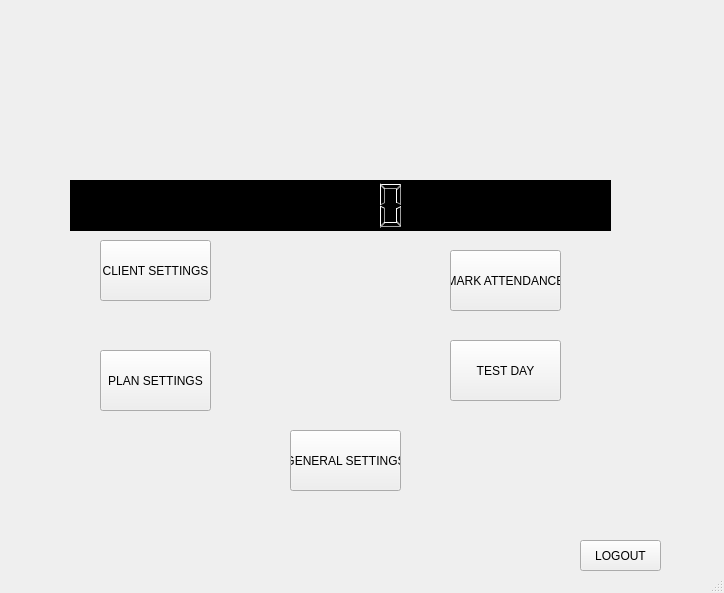
Above: ui/admin.ui from yashu2001/gym-manager before the change. Below: the same form after it.
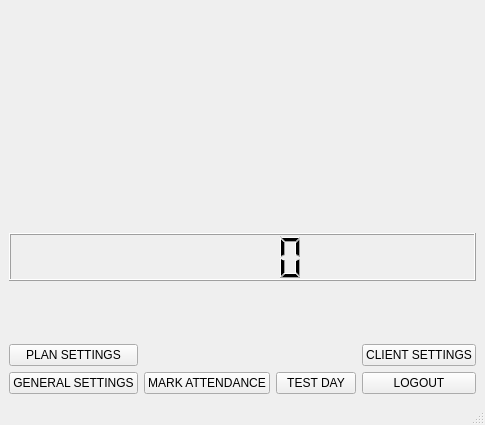
That is the form after the change. Icons and pictures are not drawn.

```diff
--- a/ui/admin.ui
+++ b/ui/admin.ui
@@ -6,113 +6,59 @@
    <rect>
     <x>0</x>
     <y>0</y>
-    <width>724</width>
-    <height>593</height>
+    <width>482</width>
+    <height>425</height>
    </rect>
   </property>
-  <property name="minimumSize">
-   <size>
-    <width>724</width>
-    <height>593</height>
-   </size>
-  </property>
-  <property name="maximumSize">
-   <size>
-    <width>724</width>
-    <height>593</height>
-   </size>
-  </property>
   <property name="windowTitle">
    <string>MainWindow</string>
   </property>
   <widget class="QWidget" name="centralwidget">
-   <widget class="QPushButton" name="pushButton">
-    <property name="geometry">
-     <rect>
-      <x>100</x>
-      <y>240</y>
-      <width>111</width>
-      <height>61</height>
-     </rect>
-    </property>
+   <layout class="QGridLayout" name="gridLayout">
+    <item row="6" column="0">
+     <widget class="QPushButton" name="pushButton_6">
     <property name="text">
-     <string>CLIENT SETTINGS</string>
-    </property>
-   </widget>
-   <widget class="QPushButton" name="pushButton_2">
-    <property name="geometry">
-     <rect>
-      <x>100</x>
-      <y>350</y>
-      <width>111</width>
-      <height>61</height>
-     </rect>
-    </property>
-    <property name="text">
-     <string>PLAN SETTINGS</string>
-    </property>
-   </widget>
+       <string>GENERAL SETTINGS</string>
+      </property>
+     </widget>
+    </item>
+    <item row="6" column="1">
    <widget class="QPushButton" name="pushButton_4">
-    <property name="geometry">
-     <rect>
-      <x>450</x>
-      <y>250</y>
-      <width>111</width>
-      <height>61</height>
-     </rect>
-    </property>
     <property name="text">
      <string>MARK ATTENDANCE</string>
     </property>
    </widget>
+    </item>
+    <item row="6" column="2">
    <widget class="QPushButton" name="pushButton_5">
-    <property name="geometry">
-     <rect>
-      <x>450</x>
-      <y>340</y>
-      <width>111</width>
-      <height>61</height>
-     </rect>
-    </property>
     <property name="text">
      <string>TEST DAY</string>
     </property>
    </widget>
-   <widget class="QPushButton" name="pushButton_6">
-    <property name="geometry">
-     <rect>
-      <x>290</x>
-      <y>430</y>
-      <width>111</width>
-      <height>61</height>
-     </rect>
-    </property>
-    <property name="text">
-     <string>GENERAL SETTINGS</string>
-    </property>
-   </widget>
+    </item>
+    <item row="6" column="3">
    <widget class="QPushButton" name="pushButton_7">
-    <property name="geometry">
-     <rect>
-      <x>580</x>
-      <y>540</y>
-      <width>81</width>
-      <height>31</height>
-     </rect>
-    </property>
     <property name="text">
      <string>LOGOUT</string>
     </property>
    </widget>
+    </item>
+    <item row="2" column="3">
+     <widget class="QPushButton" name="pushButton">
+      <property name="text">
+       <string>CLIENT SETTINGS</string>
+      </property>
+     </widget>
+    </item>
+    <item row="2" column="0">
+     <widget class="QPushButton" name="pushButton_2">
+      <property name="text">
+       <string>PLAN SETTINGS</string>
+      </property>
+     </widget>
+    </item>
+    <item row="0" column="0" colspan="4" alignment="Qt::AlignHCenter|Qt::AlignTop">
    <widget class="QLabel" name="label">
-    <property name="geometry">
-     <rect>
-      <x>100</x>
-      <y>30</y>
-      <width>511</width>
-      <height>131</height>
-     </rect>
-    </property>
     <property name="text">
      <string/>
     </property>
@@ -123,19 +69,24 @@
      <bool>true</bool>
     </property>
    </widget>
+    </item>
+    <item row="1" column="0" colspan="4" alignment="Qt::AlignVCenter">
    <widget class="QLCDNumber" name="lcdNumber">
-    <property name="geometry">
-     <rect>
-      <x>70</x>
-      <y>180</y>
-      <width>541</width>
-      <height>51</height>
-     </rect>
-    </property>
-    <property name="styleSheet">
-     <string notr="true">background-color: rgb(0, 0, 0);</string>
-    </property>
-   </widget>
+      <property name="minimumSize">
+       <size>
+        <width>464</width>
+        <height>48</height>
+       </size>
+      </property>
+      <property name="maximumSize">
+       <size>
+        <width>16777215</width>
+        <height>106</height>
+       </size>
+      </property>
+     </widget>
+    </item>
+   </layout>
   </widget>
   <widget class="QStatusBar" name="statusbar"/>
  </widget>
```
Left out of the diff: 2 changed lines with no effect on the pictures. Lines whose indentation alone changed are shown as unchanged.
